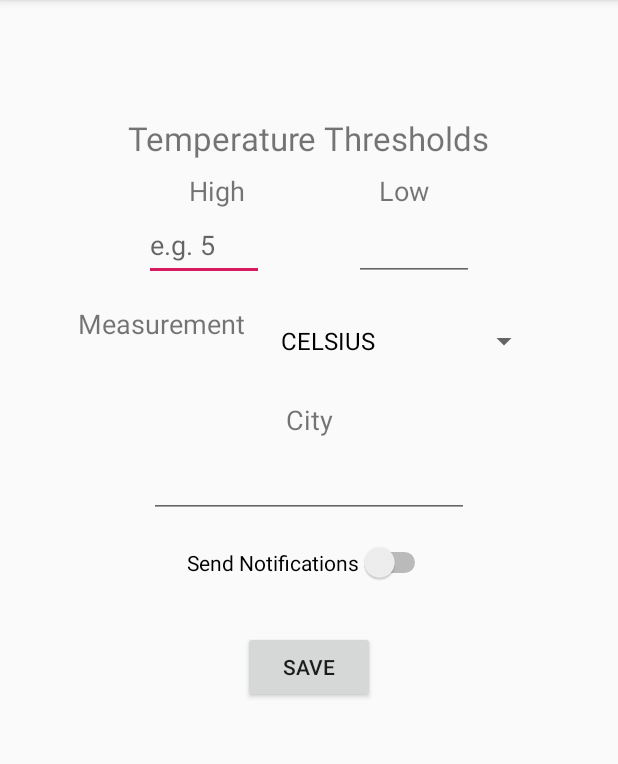
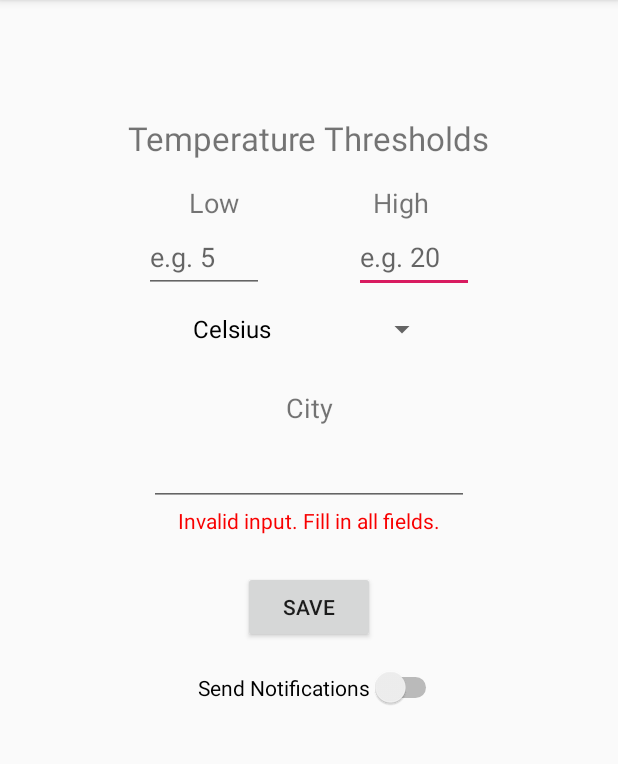
Before and after one commit to james2hey/TemperatureWatcher, an Android app: the screen it shows after launch (MainActivity), after a tap on "SAVE", on a phone screen of 412 x 824 dp, the part 84-848 px from its top. Run offline under Robolectric (Android 15) with nearby library versions, the phone set to English and light mode, and no system bars.

Commit message:
Bunch of stuff

```diff
--- a/app/src/main/java/me/jamestoohey/temperaturewatcher/MainActivity.kt
+++ b/app/src/main/java/me/jamestoohey/temperaturewatcher/MainActivity.kt
@@ -7,24 +7,24 @@ import android.content.Context
 import android.content.Intent
 import androidx.appcompat.app.AppCompatActivity
 import android.os.Bundle
-import android.util.Log
 import android.view.View
 import android.widget.*
+import androidx.core.view.isVisible
+import java.lang.NumberFormatException
 
 class MainActivity : AppCompatActivity(), AdapterView.OnItemSelectedListener {
 
     private lateinit var highTempThresholdText: EditText
     private lateinit var lowTempThresholdText: EditText
     private lateinit var cityText: EditText
+    private lateinit var errorText: TextView
     private lateinit var saveButton: Button
     private lateinit var notificationsSwitch: Switch
     private lateinit var tempMeasurementSpinner: Spinner
 
-    private var highTempThreshold = 18
-    private var lowTempThreshold = 18
-    private var city = "Auckland"
+    private var mainInput: MainInput? = null
     private var serviceIntent: Intent? = null
-    private var measurementType = TemperatureMeasurement.CELSIUS
+    private var measurementType = TemperatureMeasurement.Celsius
 
 
     // If the given temperature changes above/below a threshold, send a notification.
@@ -36,39 +36,66 @@ class MainActivity : AppCompatActivity(), AdapterView.OnItemSelectedListener {
         highTempThresholdText = findViewById(R.id.high_temp_threshold)
         lowTempThresholdText = findViewById(R.id.low_temp_threshold)
         cityText = findViewById(R.id.city)
+        errorText = findViewById(R.id.error_text)
         saveButton = findViewById(R.id.save_button)
         tempMeasurementSpinner = findViewById(R.id.spinner)
         notificationsSwitch = findViewById(R.id.notificationsSwitch)
 
+        serviceIntent = createServiceIntent()
 
         saveButton.setOnClickListener {
-//            highTempThreshold = highTempThresholdText.text.toString().toInt()
-//            lowTempThreshold = lowTempThresholdText.text.toString().toInt()
-//            city = lowTempThresholdText.text.toString()
+            try {
+                val low = lowTempThresholdText.text.toString().toDouble()
+                val high = highTempThresholdText.text.toString().toDouble()
+                val city = lowTempThresholdText.text.toString()
+                if (low > high) {
+                    showError("Low temp can't be larger than high temp.")
+                } else {
+                    mainInput = MainInput(low, high, measurementType, city)
+                    restartTempService()
+                    errorText.text = ""
+                }
+            } catch (error: NumberFormatException) {
+                showError("Invalid input. Fill in all fields.")
+            }
 
-            val tempChecker = TempAsyncTask()
-            val tempReading = tempChecker.execute().get()
-            tempReading?.let {
-                Log.d("asdf", it.temp.toString())
+        }
+        setupTemperatureSpinner()
+
+        createNotificationChannel()
+        notificationsSwitch.setOnCheckedChangeListener { _, isOn ->
+            if (isOn) startService(serviceIntent) else stopService(serviceIntent)
+        }
+    }
+
+    private fun showError(message: String) {
+        errorText.text = message
+        errorText.isVisible = true
+    }
+
+    private fun restartTempService() {
+        stopService(serviceIntent)
+        serviceIntent = createServiceIntent()
+        if (notificationsSwitch.isChecked) startService(serviceIntent)
+
+    }
+
+    private fun createServiceIntent(): Intent {
+        return Intent(this, TempService::class.java).apply {
+            mainInput?.let {
+                putExtra("highTempThreshold", it.high)
+                putExtra("lowTempThreshold", it.low)
+                putExtra("measurementType", it.measurementType)
+                putExtra("city", it.city)
             }
         }
+    }
 
-        createNotificationChannel()
-
-        serviceIntent = Intent(this, TempService::class.java).apply {
-            putExtra("highTempThreshold", highTempThreshold)
-            putExtra("lowTempThreshold", lowTempThreshold)
-        }
-
-        val temperatureMeasurementItems = arrayOf(TemperatureMeasurement.CELSIUS, TemperatureMeasurement.FAHRENHEIT, TemperatureMeasurement.KELVIN)
+    private fun setupTemperatureSpinner() {
+        val temperatureMeasurementItems = arrayOf(TemperatureMeasurement.Celsius, TemperatureMeasurement.Fahrenheit, TemperatureMeasurement.Kelvin)
+        temperatureMeasurementItems.forEach { t -> t.toString().toUpperCase() }
         val adapter = ArrayAdapter<TemperatureMeasurement>(this, R.layout.support_simple_spinner_dropdown_item, temperatureMeasurementItems)
         tempMeasurementSpinner.adapter = adapter
-//
-//        tempMeasurementSpinner.onItemSelectedListener
-
-        notificationsSwitch.setOnCheckedChangeListener { _, isOn ->
-            if (isOn) startForegroundService(serviceIntent) else stopService(serviceIntent)
-        }
     }
 
     private fun createNotificationChannel() {
--- /dev/null
+++ b/app/src/main/java/me/jamestoohey/temperaturewatcher/MainInput.kt
@@ -0,0 +1,3 @@
+package me.jamestoohey.temperaturewatcher
+
+data class MainInput(val low: Double, val high: Double, val measurementType: TemperatureMeasurement, val city: String)
--- a/app/src/main/java/me/jamestoohey/temperaturewatcher/TemperatureMeasurement.kt
+++ b/app/src/main/java/me/jamestoohey/temperaturewatcher/TemperatureMeasurement.kt
@@ -1,5 +1,5 @@
 package me.jamestoohey.temperaturewatcher
 
 enum class TemperatureMeasurement {
-    CELSIUS, FAHRENHEIT, KELVIN,
+    Celsius, Fahrenheit, Kelvin,
 }
--- a/app/src/main/res/layout/activity_main.xml
+++ b/app/src/main/res/layout/activity_main.xml
@@ -35,60 +35,44 @@
             android:layout_width="80dp"
             android:layout_height="48dp"
             android:ems="10"
-            android:hint="e.g. 5"
-            android:inputType="textPersonName"
-            app:layout_constraintEnd_toStartOf="@+id/low_temp_threshold"
+            android:hint="e.g. 20"
+            android:inputType="number"
+            app:layout_constraintEnd_toEndOf="parent"
             app:layout_constraintHorizontal_bias="0.5"
-            app:layout_constraintStart_toStartOf="parent"
+            app:layout_constraintStart_toEndOf="@+id/low_temp_threshold"
             app:layout_constraintTop_toBottomOf="@+id/textView2" />
 
         <TextView
             android:id="@+id/textView2"
             android:layout_width="wrap_content"
             android:layout_height="wrap_content"
-            android:layout_marginTop="8dp"
+            android:layout_marginTop="16dp"
             android:text="High"
             android:textSize="18sp"
-            app:layout_constraintEnd_toStartOf="@+id/textView3"
+            app:layout_constraintEnd_toEndOf="parent"
             app:layout_constraintHorizontal_bias="0.5"
-            app:layout_constraintStart_toStartOf="parent"
+            app:layout_constraintStart_toEndOf="@+id/textView3"
             app:layout_constraintTop_toBottomOf="@+id/textView" />
-
-        <TextView
-            android:id="@+id/textView4"
-            android:layout_width="wrap_content"
-            android:layout_height="wrap_content"
-            android:layout_marginStart="16dp"
-            android:layout_marginTop="16dp"
-            android:text="Measurement"
-            android:textSize="18sp"
-            app:layout_constraintEnd_toStartOf="@+id/spinner"
-            app:layout_constraintHorizontal_bias="0.5"
-            app:layout_constraintStart_toStartOf="parent"
-            app:layout_constraintTop_toBottomOf="@+id/high_temp_threshold" />
 
         <Spinner
             android:id="@+id/spinner"
-            android:layout_width="0dp"
-            android:layout_height="wrap_content"
-            android:layout_marginStart="16dp"
-            android:layout_marginTop="16dp"
-            android:layout_marginEnd="16dp"
+            android:layout_width="171dp"
+            android:layout_height="32dp"
+            android:layout_marginTop="8dp"
             app:layout_constraintEnd_toEndOf="parent"
-            app:layout_constraintHorizontal_bias="0.5"
-            app:layout_constraintStart_toEndOf="@+id/textView4"
+            app:layout_constraintStart_toStartOf="parent"
             app:layout_constraintTop_toBottomOf="@+id/low_temp_threshold" />
 
         <TextView
             android:id="@+id/textView3"
             android:layout_width="wrap_content"
             android:layout_height="wrap_content"
-            android:layout_marginTop="8dp"
+            android:layout_marginTop="16dp"
             android:text="Low"
             android:textSize="18sp"
-            app:layout_constraintEnd_toEndOf="parent"
+            app:layout_constraintEnd_toStartOf="@+id/textView2"
             app:layout_constraintHorizontal_bias="0.5"
-            app:layout_constraintStart_toEndOf="@+id/textView2"
+            app:layout_constraintStart_toStartOf="parent"
             app:layout_constraintTop_toBottomOf="@+id/textView" />
 
         <EditText
@@ -96,17 +80,18 @@
             android:layout_width="80dp"
             android:layout_height="48dp"
             android:ems="10"
-            android:inputType="textPersonName"
-            app:layout_constraintEnd_toEndOf="parent"
+            android:hint="e.g. 5"
+            android:inputType="number|textPersonName"
+            app:layout_constraintEnd_toStartOf="@+id/high_temp_threshold"
             app:layout_constraintHorizontal_bias="0.5"
-            app:layout_constraintStart_toEndOf="@+id/high_temp_threshold"
+            app:layout_constraintStart_toStartOf="parent"
             app:layout_constraintTop_toBottomOf="@+id/textView3" />
 
         <TextView
             android:id="@+id/textView5"
             android:layout_width="wrap_content"
             android:layout_height="wrap_content"
-            android:layout_marginTop="16dp"
+            android:layout_marginTop="24dp"
             android:text="City"
             android:textSize="18sp"
             app:layout_constraintEnd_toEndOf="parent"
@@ -134,20 +119,30 @@
             android:checked="false"
             android:text="Send Notifications"
             app:layout_constraintEnd_toEndOf="parent"
-            app:layout_constraintHorizontal_bias="0.5"
+            app:layout_constraintHorizontal_bias="0.543"
             app:layout_constraintStart_toStartOf="parent"
-            app:layout_constraintTop_toBottomOf="@+id/city" />
+            app:layout_constraintTop_toBottomOf="@+id/save_button" />
 
         <Button
             android:id="@+id/save_button"
             android:layout_width="wrap_content"
             android:layout_height="wrap_content"
-            android:layout_marginTop="32dp"
+            android:layout_marginTop="24dp"
             android:text="Save"
             app:layout_constraintEnd_toEndOf="parent"
             app:layout_constraintHorizontal_bias="0.5"
             app:layout_constraintStart_toStartOf="parent"
-            app:layout_constraintTop_toBottomOf="@+id/notificationsSwitch" />
+            app:layout_constraintTop_toBottomOf="@+id/error_text" />
+
+        <TextView
+            android:id="@+id/error_text"
+            android:layout_width="wrap_content"
+            android:layout_height="wrap_content"
+            android:textColor="#F80000"
+            android:textColorLink="#00FA0000"
+            app:layout_constraintEnd_toEndOf="parent"
+            app:layout_constraintStart_toStartOf="parent"
+            app:layout_constraintTop_toBottomOf="@+id/city" />
 
     </androidx.constraintlayout.widget.ConstraintLayout>
 
```
Also changed, not shown: app/src/main/java/me/jamestoohey/temperaturewatcher/TempService.kt (+19 -26 lines), 1 other file.
